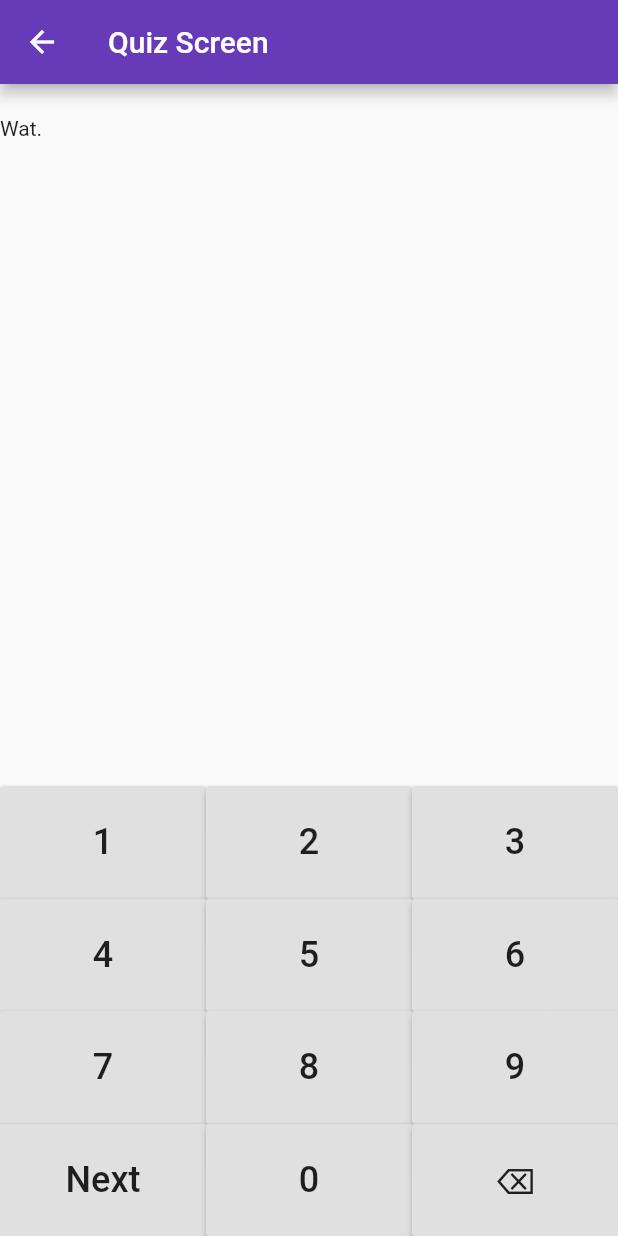
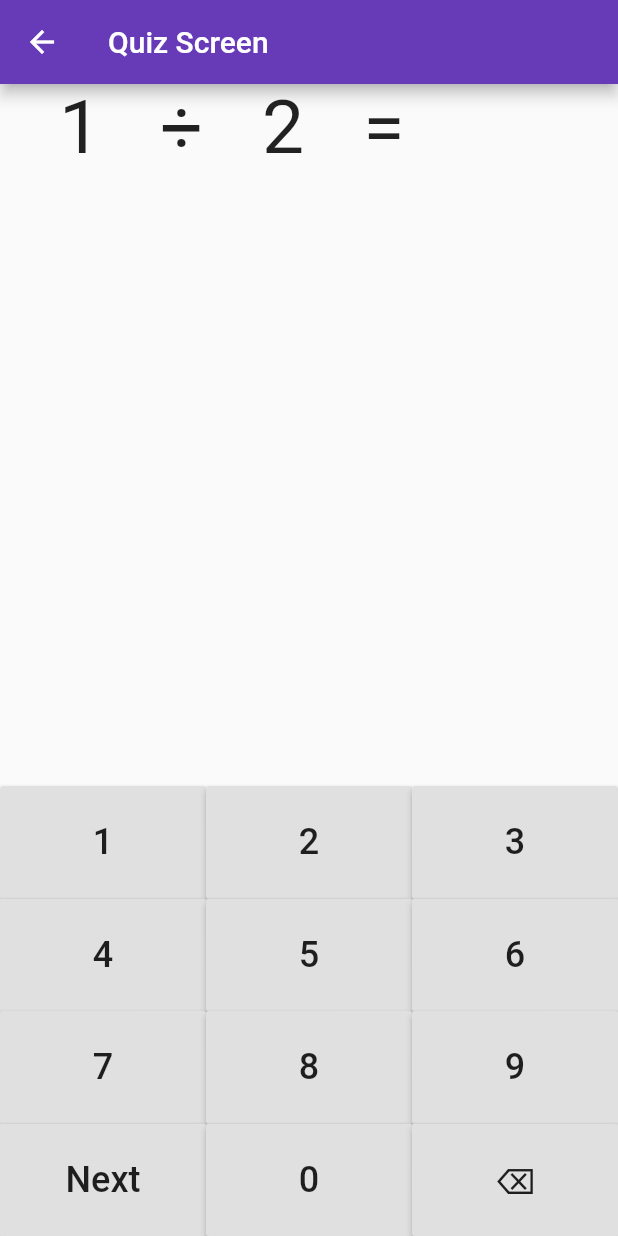
Before and after one commit to dbland87/math_summit, a Flutter app: the QuizScreen screen opened by its route, on a phone screen of 412 x 824 dp. Run offline on Flutter 3.47's test engine with Material 2 defaults, Android fonts, the phone set to English and light mode, and no system bars.

Commit message:
Added uuid for problems

```diff
--- a/lib/data/Problem.dart
+++ b/lib/data/Problem.dart
@@ -3,12 +3,13 @@ import 'file:///C:/Users/COMMAND_CENTER/AndroidStudioProjects/math_ninja/lib/enu
 
 class Problem {
 
+  final String id;
   final int first;
   final int second;
   final Operators operator;
   int _response = null;
 
-  Problem({@required this.first, @required this.second, @required this.operator}):
+  Problem({@required this.id, @required this.first, @required this.second, @required this.operator}):
         assert (first != null),
         assert(second != null),
         assert(operator != null);
--- a/lib/data/QuizRepository.dart
+++ b/lib/data/QuizRepository.dart
@@ -1,14 +1,18 @@
 import 'file:///C:/Users/COMMAND_CENTER/AndroidStudioProjects/math_ninja/lib/enums/OperatorEnum.dart';
 import 'package:math_ninja/data/Problem.dart';
+import 'package:uuid/uuid.dart';
 
 import 'Quiz.dart';
 
 class QuizRepository {
 
-  static final Problem problem1 = Problem(first: 1, second: 2, operator: Operators.DIVIDE);
-  static final Problem problem2 = Problem(first: 2, second: 2, operator: Operators.ADD);
-  static final Problem problem3 = Problem(first: 3, second: 2, operator: Operators.SUBTRACT);
-  static final Problem problem4 = Problem(first: 4, second: 2, operator: Operators.MULTIPLY);
+  //TODO This shouldn't be assigned here
+  static final uuid = Uuid();
+
+  static final Problem problem1 = Problem(id: uuid.v4(), first: 1, second: 2, operator: Operators.DIVIDE);
+  static final Problem problem2 = Problem(id: uuid.v4(), first: 2, second: 2, operator: Operators.ADD);
+  static final Problem problem3 = Problem(id: uuid.v4(), first: 3, second: 2, operator: Operators.SUBTRACT);
+  static final Problem problem4 = Problem(id: uuid.v4(), first: 4, second: 2, operator: Operators.MULTIPLY);
 
   static final List<Problem> problemList = new List.from([problem1, problem2, problem3, problem4]);
 
@@ -22,4 +26,8 @@ class QuizRepository {
   Future<Problem> getNextUnfinishedProblem() async {
     return _quiz.nextUnfinishedProblem();
   }
+
+  Future<Problem> getProblem(String id) async {
+    return _quiz.problems.firstWhere((problem) => problem.id == id);
+  }
 }
--- a/lib/ui/screens/QuizScreen.dart
+++ b/lib/ui/screens/QuizScreen.dart
@@ -6,6 +6,7 @@ import 'package:math_ninja/ui/Problem/ProblemWidget.dart';
 import 'package:math_ninja/ui/keypad/KeypadWidget.dart';
 
 class QuizScreen extends StatefulWidget {
+
   @override
   State<StatefulWidget> createState() => _QuizScreenState();
 }
@@ -18,7 +19,9 @@ class _QuizScreenState extends State<QuizScreen> {
 
   @override
   Widget build(BuildContext context) {
-    final bloc = BlocProvider.of<QuizBloc>(context);
+
+    final QuizBloc bloc = BlocProvider.of<QuizBloc>(context);
+    bloc.loadQuizData();
 
     bloc.quizStream.listen((event) {
       if (event is QuizCompleteState) {
--- a/pubspec.yaml
+++ b/pubspec.yaml
@@ -19,6 +19,8 @@ environment:
 dependencies:
   flutter:
     sdk: flutter
+  uuid: 2.0.4
+
 
   # The following adds the Cupertino Icons font to your application.
   # Use with the CupertinoIcons class for iOS style icons.
```
Also changed, not shown: lib/bloc/QuizBloc.dart (+9 -4 lines), pubspec.lock.
